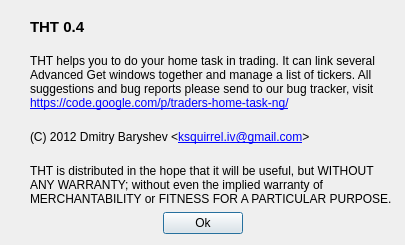
Before: the Qt Designer form about.ui in HappySeaFox/tht, drawn with Qt 5.
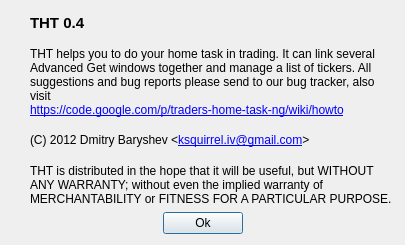
After: the same form once the commit is applied. Icons and pictures are not drawn.

Commit message: Middle click on the target to clear the list of links. Updated url in About dialog

What changed in the file:
```diff
--- a/about.ui
+++ b/about.ui
@@ -56,7 +56,7 @@
          <property name="text">
           <string>THT helps you to do your home task in trading. It can link several Advanced Get windows together and manage a list of tickers.
 
-All suggestions and bug reports please send to our bug tracker, visit&lt;br/&gt;&lt;a href=&quot;https://code.google.com/p/traders-home-task-ng&quot;&gt;https://code.google.com/p/traders-home-task-ng/&lt;/a&gt;</string>
+All suggestions and bug reports please send to our bug tracker, also visit&lt;br/&gt;&lt;a href=&quot;https://code.google.com/p/traders-home-task-ng&quot;&gt;https://code.google.com/p/traders-home-task-ng/wiki/howto&lt;/a&gt;</string>
          </property>
          <property name="textFormat">
           <enum>Qt::RichText</enum>
```
Left out of the diff: 6 changed lines with no effect on the pictures. The commit also changes 6 other files.
